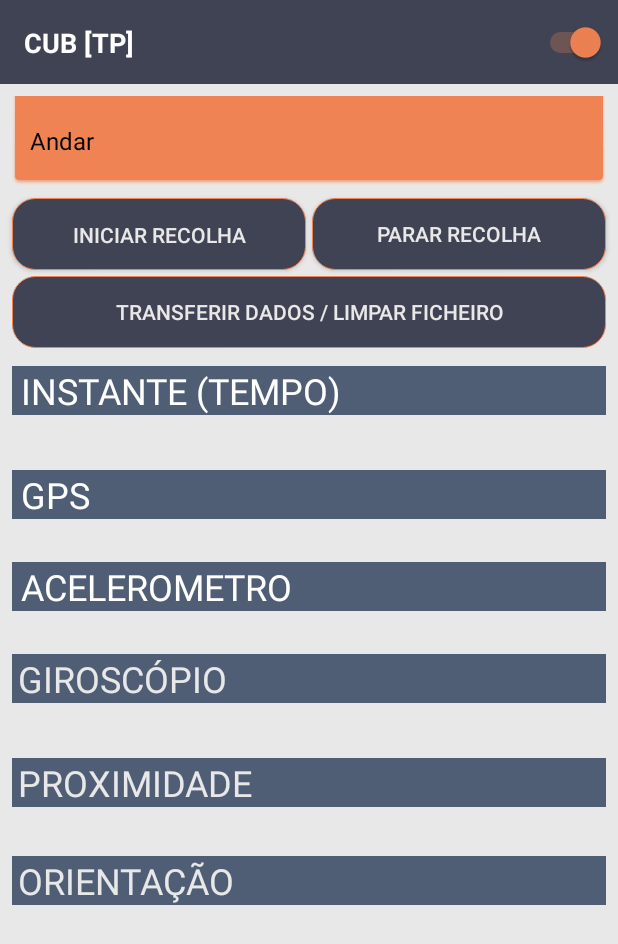
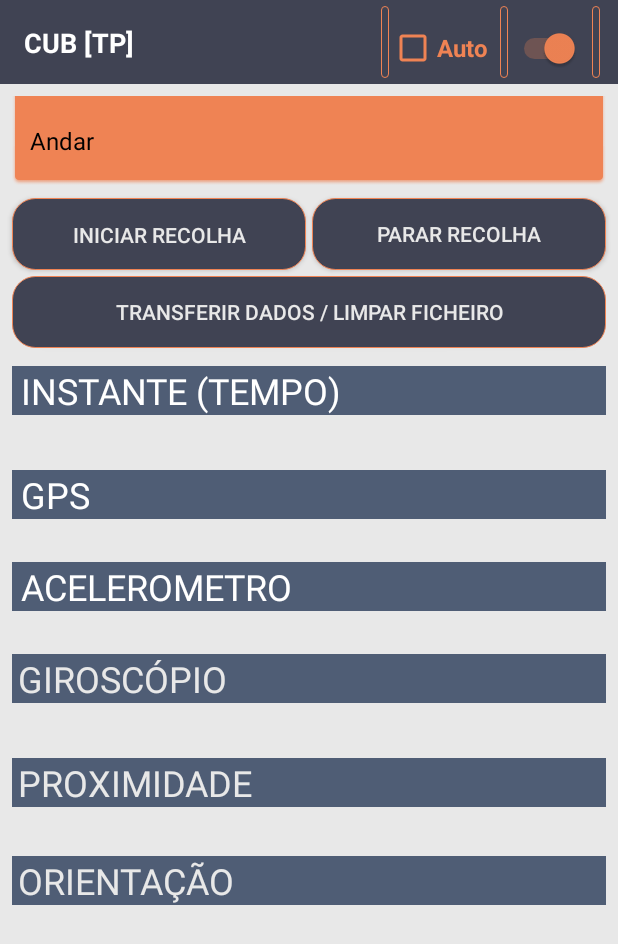
Before and after one commit to KrisLeoSim/CUB-TP, an Android app: the screen it shows after launch (MainActivity), on a phone screen of 412 x 824 dp. Shown: the top 944 px of the screen. Run offline under Robolectric (Android 15) with nearby library versions, the phone set to English and light mode, and no system bars.

Commit message:
com o botao auto e com cenas melhoradas nos sensores

```diff
--- a/app/src/main/java/com/example/kris/cubtp/MainActivity.java
+++ b/app/src/main/java/com/example/kris/cubtp/MainActivity.java
@@ -14,6 +14,7 @@ import android.widget.AdapterView;
 import android.widget.ArrayAdapter;
 import android.widget.Button;
 import android.widget.CompoundButton;
+import android.widget.ScrollView;
 import android.widget.Spinner;
 import android.widget.Switch;
 import android.widget.TextView;
@@ -45,6 +46,8 @@ public class MainActivity extends AppCompatActivity implements AdapterView.OnIte
     private TextView tituloproximidade;
     private TextView textproximidade;
     private TextView textorientation;
+    private TextView tituloorientacao;
+    private ScrollView scrollView;
     private boolean tem_acelerometro = false , tem_giroscopio = false, tem_proximidade = false, tem_orientation = false;
     final private Giroscopio sens_giro = new Giroscopio();
     final private Acelerometro sens_acel = new Acelerometro();
@@ -75,6 +78,8 @@ public class MainActivity extends AppCompatActivity implements AdapterView.OnIte
         textproximidade = (TextView) findViewById(R.id.textproximidade);
         tituloproximidade = (TextView) findViewById(R.id.tituloproximidade);
         textorientation = (TextView) findViewById(R.id.textoorientation);
+        tituloorientacao = (TextView) findViewById(R.id.tituloorientacao);
+        scrollView = (ScrollView) findViewById(R.id.scrollview);
 
 
 
@@ -146,6 +151,10 @@ public class MainActivity extends AppCompatActivity implements AdapterView.OnIte
                     titulogiroscopio.setVisibility(View.VISIBLE);
                     textproximidade.setVisibility(View.VISIBLE);
                     tituloproximidade.setVisibility(View.VISIBLE);
+                    tituloorientacao.setVisibility(View.VISIBLE);
+                    textorientation.setVisibility(View.VISIBLE);
+                    scrollView.setVisibility(View.VISIBLE);
+
                 }else{
                     textacelerometro.setVisibility(View.INVISIBLE);
                     textgps.setVisibility(View.INVISIBLE);
@@ -157,6 +166,9 @@ public class MainActivity extends AppCompatActivity implements AdapterView.OnIte
                     titulogiroscopio.setVisibility(View.INVISIBLE);
                     textproximidade.setVisibility(View.INVISIBLE);
                     tituloproximidade.setVisibility(View.INVISIBLE);
+                    tituloorientacao.setVisibility(View.INVISIBLE);
+                    textorientation.setVisibility(View.INVISIBLE);
+                    scrollView.setVisibility(View.INVISIBLE);
                 }
 
             }
@@ -282,7 +294,7 @@ public class MainActivity extends AppCompatActivity implements AdapterView.OnIte
 
             int acc = sensorEvent.accuracy;
 
-            textgiroscopio.setText("X: "+(int)x+ "   Y: "+(int)y+ "   Z: "+(int)z+"\nacc: "+acc, TextView.BufferType.NORMAL);
+            textgiroscopio.setText("X: "+(int)x+ "   Y: "+(int)y+ "   Z: "+(int)z+"    acc: "+acc, TextView.BufferType.NORMAL);
 
         }
 
@@ -303,7 +315,7 @@ public class MainActivity extends AppCompatActivity implements AdapterView.OnIte
 
             int acc = sensorEvent.accuracy;
 
-            textacelerometro.setText("X: "+(int)x+"   Y: "+(int)y+ "   Z: "+(int)z+"\nacc: "+acc, TextView.BufferType.NORMAL);
+            textacelerometro.setText("X: "+(int)x+"   Y: "+(int)y+ "   Z: "+(int)z+"    acc: "+acc, TextView.BufferType.NORMAL);
         }
 
         @Override
@@ -323,7 +335,7 @@ public class MainActivity extends AppCompatActivity implements AdapterView.OnIte
 
             int acc = sensorEvent.accuracy;
 
-            textproximidade.setText("X: "+(int)x+"\ncm "+"\nacc: "+acc, TextView.BufferType.NORMAL);
+            textproximidade.setText("X: "+(int)x+" cm "+"    acc: "+acc, TextView.BufferType.NORMAL);
         }
 
         @Override
@@ -341,7 +353,7 @@ public class MainActivity extends AppCompatActivity implements AdapterView.OnIte
             float pitch_angle = sensorEvent.values[1];
             float roll_angle = sensorEvent.values[2];
 
-            textorientation.setText("Azimuth: "+azimuth_angle+"\npitch "+pitch_angle+"\nroll: "+roll_angle, TextView.BufferType.NORMAL);
+            textorientation.setText("Azimuth: "+(int)azimuth_angle+"   pitch: "+(int)pitch_angle+"   roll: "+(int)roll_angle, TextView.BufferType.NORMAL);
         }
 
         @Override
--- a/app/src/main/res/layout/activity_main.xml
+++ b/app/src/main/res/layout/activity_main.xml
@@ -11,9 +11,10 @@
     <include
         android:id="@+id/CustomToolbar"
         layout="@layout/toolbar"
+        android:layout_height="52dp"
+        tools:ignore="MissingConstraints"
         tools:layout_editor_absoluteX="0dp"
-        tools:layout_editor_absoluteY="100dp"
-        tools:ignore="MissingConstraints" />
+        tools:layout_editor_absoluteY="4dp" />
 
 
     <TextView
@@ -39,9 +40,10 @@
         android:layout_marginEnd="8dp"
         android:layout_marginTop="8dp"
         android:checked="true"
-        app:layout_constraintBottom_toBottomOf="@+id/CustomToolbar"
-        app:layout_constraintEnd_toEndOf="@+id/CustomToolbar"
+        app:layout_constraintBottom_toTopOf="@+id/spinneractividades"
+        app:layout_constraintEnd_toStartOf="@+id/divider"
         app:layout_constraintTop_toTopOf="parent"
+        app:layout_constraintVertical_bias="1.0"
         tools:checked="true" />
 
     <Spinner
@@ -127,6 +129,7 @@
 
 
     <ScrollView
+        android:id="@+id/scrollview"
         android:layout_width="0dp"
         android:layout_height="0dp"
         android:layout_marginBottom="8dp"
@@ -280,7 +283,7 @@
                 app:layout_constraintTop_toBottomOf="@+id/tituloproximidade" />
 
             <TextView
-                android:id="@+id/titulosensor2"
+                android:id="@+id/tituloorientacao"
                 android:layout_width="match_parent"
                 android:layout_height="wrap_content"
                 android:background="@color/colorPrimaryDark"
@@ -302,5 +305,59 @@
         </LinearLayout>
     </ScrollView>
 
+    <CheckBox
+        android:id="@+id/checkBox"
+        android:layout_width="wrap_content"
+        android:layout_height="0dp"
+        android:layout_marginBottom="8dp"
+        android:layout_marginEnd="8dp"
+        android:layout_marginTop="8dp"
+        android:backgroundTint="@color/colorAccent"
+        android:buttonTint="@color/colorAccent"
+        android:text="Auto"
+        android:textColor="@color/colorAccent"
+        android:textSize="16sp"
+        android:textStyle="bold"
+        app:layout_constraintBottom_toTopOf="@+id/spinneractividades"
+        app:layout_constraintEnd_toStartOf="@+id/divider2"
+        app:layout_constraintTop_toTopOf="parent"
+        app:layout_constraintVertical_bias="1.0" />
+
+    <View
+        android:id="@+id/divider"
+        android:layout_width="5dp"
+        android:layout_height="0dp"
+        android:layout_marginBottom="12dp"
+        android:layout_marginEnd="12dp"
+        android:layout_marginTop="4dp"
+        android:background="@drawable/button"
+        app:layout_constraintBottom_toTopOf="@+id/spinneractividades"
+        app:layout_constraintEnd_toEndOf="@+id/textView"
+        app:layout_constraintTop_toTopOf="parent"
+        app:layout_constraintVertical_bias="0.0" />
+
+    <View
+        android:id="@+id/divider3"
+        android:layout_width="5dp"
+        android:layout_height="0dp"
+        android:layout_marginBottom="12dp"
+        android:layout_marginTop="4dp"
+        android:background="@drawable/button"
+        app:layout_constraintBottom_toTopOf="@+id/spinneractividades"
+        app:layout_constraintEnd_toStartOf="@+id/checkBox"
+        app:layout_constraintTop_toTopOf="parent"
+        app:layout_constraintVertical_bias="1.0" />
+
+    <View
+        android:id="@+id/divider2"
+        android:layout_width="5dp"
+        android:layout_height="0dp"
+        android:layout_marginBottom="12dp"
+        android:layout_marginTop="4dp"
+        android:background="@drawable/button"
+        app:layout_constraintBottom_toTopOf="@+id/spinneractividades"
+        app:layout_constraintEnd_toStartOf="@+id/EsconderMostradores"
+        app:layout_constraintTop_toTopOf="parent" />
+
 
 </android.support.constraint.ConstraintLayout>
--- a/app/src/main/res/values/colors.xml
+++ b/app/src/main/res/values/colors.xml
@@ -1,6 +1,6 @@
 <?xml version="1.0" encoding="utf-8"?>
 <resources>
-    <color name="colormaisescuro">#2D3142</color>
+    <color name="colormaisescuro">#2d3142</color>
     <color name="colorPrimary">#404353</color>
     <color name="colorPrimaryDark">#4f5d75</color>
     <color name="colorAccent">#ef8354</color>
```
